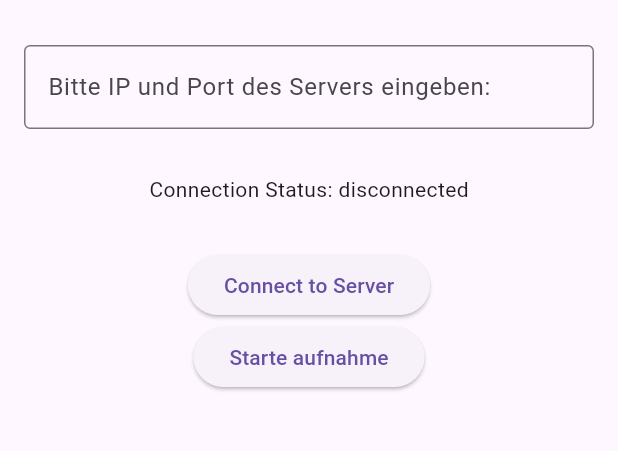
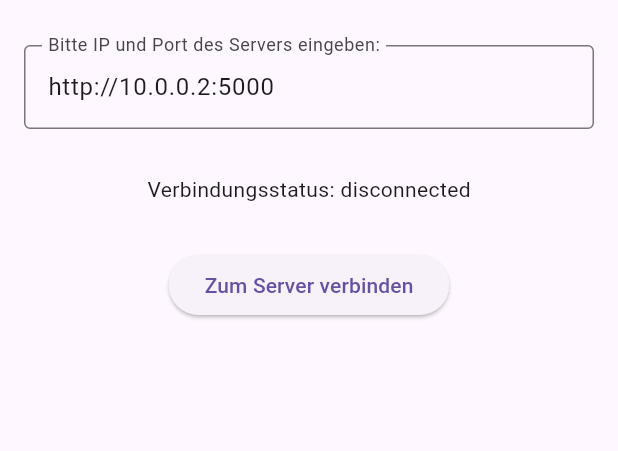
Before and after one commit to steffsommer/bandcorder, a Flutter app: the screen it shows after launch, on a phone screen of 412 x 824 dp, the part 63-514 px from its top. Run offline on Flutter 3.47's test engine with Material 3 defaults, Android fonts, the phone set to English and light mode, and no system bars; our stand-ins replace socket_io_client.

Commit message:
Changed appearance of app landing page

```diff
--- a/app/lib/main.dart
+++ b/app/lib/main.dart
@@ -2,7 +2,7 @@ import 'package:flutter/material.dart';
 import 'pages/home_page.dart';
 
 void main() {
-  runApp(MyApp());
+  runApp(const MyApp());
 }
 
 class MyApp extends StatelessWidget {
@@ -15,7 +15,7 @@ class MyApp extends StatelessWidget {
       theme: ThemeData(
         primarySwatch: Colors.blue,
       ),
-      home: HomePage(),
+      home: const HomePage(),
     );
   }
 }
--- /dev/null
+++ b/app/lib/models/connection_status.dart
@@ -0,0 +1,5 @@
+class ConnectionStatus {
+  final bool success;
+  final String message;
+
+  ConnectionStatus({required this.success, required this.message}); }
--- a/app/lib/pages/home_page.dart
+++ b/app/lib/pages/home_page.dart
@@ -12,24 +12,55 @@ class HomePage extends StatefulWidget {
 
 class _HomePageState extends State<HomePage> {
   final SocketService _socketService = SocketService();
-  String _textFieldValue = 'http://10.0.0.2:5000'; // DefaultWert
+
   String _connectionStatus = 'disconnected';
+  bool _connectionEstablished = false;
   String _recordingStatus = 'stopped';
-
+  String _ipDefaultValue = 'http://10.0.0.2:5000';
+  String _textFieldValue = '';
   @override
   void initState() {
+    _textFieldValue = _ipDefaultValue;
     super.initState();
     _socketService.onConnectionStatusChanged = (status) {
+
+
+      if(status.success == false && status.message != '') {
+
+        final String errorMessage = 'Beim Verbinden zum Server kam es zu einem Fehler: ${status.message}';
+        // showDialog<String>(context: context,
+        // builder: (BuildContext context) => AlertDialog(
+        //     title: const Text('Fehler beim Verbinden'),
+        //     content: Text(errorMessage),
+        //     actions: <Widget>[
+        //       TextButton(
+        //         onPressed: () => Navigator.pop(context, 'OK'),
+        //         child: const Text('OK'),
+        //       ),
+        //     ],
+        //   ),
+
+        // );
+
+        }
+
+
       setState(() {
-        _connectionStatus = status;
-        _textFieldValue = 'http://10.0.0.2:5000';
+        print('Set State');
+        _connectionStatus = status.message;
+        if(status.success) {
+          _connectionEstablished = true;
+        } else {
+          _connectionEstablished = false;
+        }
+
+        print(_connectionEstablished);
       });
 
     _socketService.onRecordingStatusChanged = (status) {
+
       setState(() {
-        print(status);
         _recordingStatus = status  ? 'started' : 'stopped';
-        print(_recordingStatus);
       });
     };
 
@@ -47,6 +78,7 @@ class _HomePageState extends State<HomePage> {
         child: Column(
           children: [
             CustomTextField(
+              defaultValue: _ipDefaultValue,
               labelText: 'Bitte IP und Port des Servers eingeben:',
               onChanged: (value) {
                 setState(() {
@@ -54,23 +86,23 @@ class _HomePageState extends State<HomePage> {
                 });
               },
             ),
-            SizedBox(height: 30),
-            Text('Connection Status: $_connectionStatus'),
-            SizedBox(height: 30),
-            if(_connectionStatus == 'disconnected')
+            const SizedBox(height: 30),
+            Text('Verbindungsstatus: $_connectionStatus'),
+            const SizedBox(height: 30),
+            if(_connectionEstablished == false)
             CustomButton(
-              text: 'Connect to Server',
+              text: 'Zum Server verbinden',
               onPressed: () {
                 _socketService.connect(_textFieldValue);
               },
             ),
-            if(_connectionStatus == 'connected')
-            CustomButton(text: 'DisconnectFromServer',
+            if(_connectionEstablished == true)
+            CustomButton(text: 'Verbindung trennen',
             onPressed: () {
               _socketService.disconnect();
             }),
 
-            if(_recordingStatus == 'stopped')
+            if(_recordingStatus == 'stopped' && _connectionEstablished)
             CustomButton(
               text: 'Starte aufnahme',
               onPressed: () {
--- a/app/lib/services/socket_service.dart
+++ b/app/lib/services/socket_service.dart
@@ -1,8 +1,9 @@
 import 'package:socket_io_client/socket_io_client.dart' as IO;
+import '../models/connection_status.dart';
 
 class SocketService {
   late IO.Socket socket;
-  Function(String)? onConnectionStatusChanged;
+  Function(ConnectionStatus)? onConnectionStatusChanged;
   Function(bool)? onRecordingStatusChanged;
 
   SocketService({this.onConnectionStatusChanged, this.onRecordingStatusChanged});
@@ -23,21 +24,23 @@ class SocketService {
     socket.on('connect', (_) {
       print('connected');
       if (onConnectionStatusChanged != null) {
-        onConnectionStatusChanged!('connected');
+        onConnectionStatusChanged!(ConnectionStatus(success: true, message: 'Erfolgreich verbunden!'));
       }
     });
 
     socket.on('connect_error', (error) {
       print('Connection Error: $error');
       if (onConnectionStatusChanged != null) {
-        onConnectionStatusChanged!('connection error');
+        onConnectionStatusChanged!(ConnectionStatus(success: false, message: 'Fehler beim Verbinden: $error'));
       }
+      socket.close();
+
     });
 
     socket.on('disconnect', (_) {
       print('disconnected');
       if (onConnectionStatusChanged != null) {
-        onConnectionStatusChanged!('disconnected');
+        onConnectionStatusChanged!(ConnectionStatus(success: true, message: 'Erfolgreich getrennt!'));
       }
     });
 
--- a/app/lib/widgets/custom_text_field.dart
+++ b/app/lib/widgets/custom_text_field.dart
@@ -4,11 +4,13 @@ class CustomTextField extends StatelessWidget {
   final Function(String) onChanged;
   final String labelText;
 
-  const CustomTextField({super.key, required this.onChanged, required this.labelText});
+  final String? defaultValue;
+  const CustomTextField({super.key, required this.onChanged, required this.labelText, this.defaultValue});
 
   @override
   Widget build(BuildContext context) {
-    return TextField(
+    return TextFormField(
+      initialValue: defaultValue,
       onChanged: onChanged,
       decoration: InputDecoration(
         border: const OutlineInputBorder(),
```
